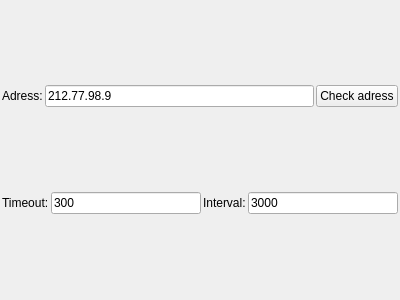
przemek83/ping-stat, file src/MainWindow.ui: the form before one commit.
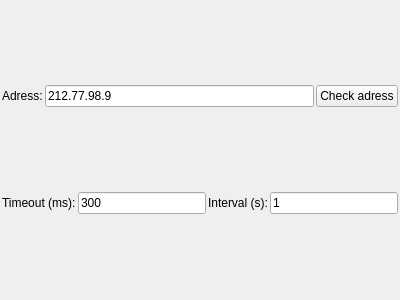
The form after the commit.

Patch:
```diff
--- a/src/MainWindow.ui
+++ b/src/MainWindow.ui
@@ -66,7 +66,7 @@
       <item>
        <widget class="QLabel" name="timeoutLabel">
         <property name="text">
-         <string>Timeout:</string>
+         <string>Timeout (ms):</string>
         </property>
        </widget>
       </item>
@@ -80,14 +80,14 @@
       <item>
        <widget class="QLabel" name="intervalLabel">
         <property name="text">
-         <string>Interval:</string>
+         <string>Interval (s):</string>
         </property>
        </widget>
       </item>
       <item>
        <widget class="QLineEdit" name="intervalLineEdit">
         <property name="text">
-         <string>3000</string>
+         <string>1</string>
         </property>
        </widget>
       </item>
```
